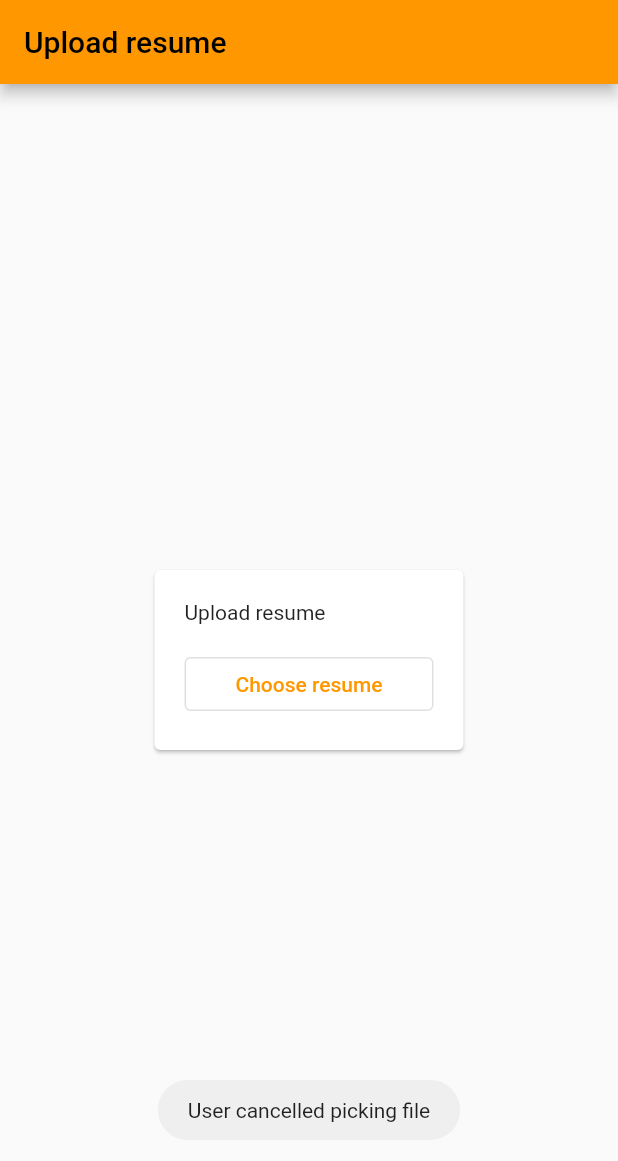
After one commit to foxtrotravi/screening_test, a Flutter app: the UploadResumePage screen opened directly, after a tap on "Choose resume", on a phone screen of 412 x 824 dp. The commit adds this screen. Shown: the top 1161 px of the screen. Run offline on Flutter 3.47's test engine with Material 2 defaults, Android fonts, the phone set to English and light mode, and no system bars; our stand-ins replace cloud_firestore, feather_icons, file_picker, firebase_auth, firebase_core, firebase_storage and 1 more; missing offline and left inert: dart:html; accounts and stored records are empty; statements that could not run were skipped.

Commit message:
Upload resume UI & save to firebase storage

```diff
--- /dev/null
+++ b/lib/ui/upload_resume.dart
@@ -0,0 +1,250 @@
+import 'package:cloud_firestore/cloud_firestore.dart';
+import 'package:file_picker/file_picker.dart';
+import 'package:firebase_auth/firebase_auth.dart';
+import 'package:firebase_storage/firebase_storage.dart';
+import 'package:flutter/material.dart';
+import 'package:flutter/services.dart';
+import 'package:screening_test/ui/home_page.dart';
+import 'package:screening_test/utils/utils.dart';
+
+class UploadResumePage extends StatefulWidget {
+  const UploadResumePage({super.key});
+
+  @override
+  State<UploadResumePage> createState() => _UploadResumePageState();
+}
+
+class _UploadResumePageState extends State<UploadResumePage> {
+  UploadState uploadState = UploadState.none;
+  UploadTask? uploadTask;
+  Reference? ref;
+  double progress = 0.0;
+  String fileName = '';
+
+  @override
+  Widget build(BuildContext context) {
+    return Scaffold(
+      appBar: AppBar(title: const Text('Upload resume')),
+      body: Center(
+        child: Card(
+          child: Container(
+            padding: const EdgeInsets.all(20),
+            width: MediaQuery.of(context).size.width * 0.5,
+            child: Column(
+              mainAxisSize: MainAxisSize.min,
+              crossAxisAlignment: CrossAxisAlignment.start,
+              children: [
+                Row(
+                  children: [
+                    const Text('Upload resume'),
+                    const SizedBox(width: 4),
+                    Expanded(
+                      child: Text(
+                        fileName,
+                        style: const TextStyle(
+                          fontStyle: FontStyle.italic,
+                        ),
+                      ),
+                    ),
+                  ],
+                ),
+                const SizedBox(height: 16),
+                Visibility(
+                  visible: uploadTask == null,
+                  child: OutlinedButton(
+                    onPressed: () {
+                      pickFile();
+                    },
+                    child: const Center(
+                      child: Text('Choose resume'),
+                    ),
+                  ),
+                ),
+                Visibility(
+                  visible: uploadState == UploadState.paused ||
+                      uploadState == UploadState.running,
+                  child: Column(
+                    crossAxisAlignment: CrossAxisAlignment.start,
+                    children: [
+                      Text('${(progress * 100).toInt() / 100.0}%'),
+                      const SizedBox(height: 4),
+                      LinearProgressIndicator(
+                        value: (progress / 100.0),
+                      ),
+                      const SizedBox(height: 8),
+                      Row(
+                        children: [
+                          Visibility(
+                            visible: uploadState == UploadState.running,
+                            child: OutlinedButton(
+                              onPressed: () async {
+                                final paused = await uploadTask?.pause();
+                                debugPrint('paused: $paused');
+                              },
+                              child: const Text('Pause'),
+                            ),
+                          ),
+                          const SizedBox(width: 8),
+                          Visibility(
+                            visible: uploadState == UploadState.paused,
+                            child: OutlinedButton(
+                              onPressed: () async {
+                                final resumed = await uploadTask?.resume();
+                                debugPrint('resumed: $resumed');
+                              },
+                              child: const Text('Resume'),
+                            ),
+                          ),
+                          const SizedBox(width: 8),
+                          Visibility(
+                            visible: uploadState == UploadState.paused ||
+                                uploadState == UploadState.running,
+                            child: OutlinedButton(
+                              onPressed: () async {
+                                await uploadTask?.cancel();
+                                debugPrint('Upload Canceled');
+                                uploadTask = null;
+                                uploadState = UploadState.none;
+                                fileName = '';
+                                progress = 0.0;
+                                setState(() {});
+                              },
+                              child: const Text('Cancel'),
+                            ),
+                          ),
+                        ],
+                      ),
+                    ],
+                  ),
+                ),
+                Row(
+                  children: [
+                    Visibility(
+                      visible: uploadState == UploadState.success ||
+                          uploadState == UploadState.error,
+                      child: OutlinedButton(
+                        onPressed: () async {
+                          debugPrint('Replace resume');
+                          await ref?.delete();
+                          uploadTask = null;
+                          uploadState = UploadState.none;
+                          fileName = '';
+                          progress = 0.0;
+                          setState(() {});
+                          await pickFile();
+                        },
+                        child: const Text('Replace'),
+                      ),
+                    ),
+                    const SizedBox(width: 8),
+                    Visibility(
+                      visible: uploadState == UploadState.success,
+                      child: ElevatedButton(
+                        onPressed: () async {
+                          await FirebaseAuth.instance.signOut();
+                          navigateToHomePage();
+                        },
+                        child: const Text('Logout'),
+                      ),
+                    ),
+                  ],
+                ),
+              ],
+            ),
+          ),
+        ),
+      ),
+    );
+  }
+
+  Future<void> pickFile() async {
+    FilePickerResult? result = await FilePicker.platform.pickFiles(
+      type: FileType.custom,
+      allowedExtensions: ['jpg', 'pdf', 'doc'],
+    );
+
+    if (result != null) {
+      debugPrint('User picked file');
+      Uint8List fileBytes = result.files.first.bytes!;
+      fileName = result.files.first.name;
+      debugPrint('Picked file: $fileName');
+
+      try {
+        final timestamp = getTimeStamp();
+        ref = FirebaseStorage.instance.ref(
+          'uploads/$timestamp-$fileName',
+        );
+        // Uploading resume
+        uploadTask = ref!.putData(fileBytes);
+
+        uploadTask!.snapshotEvents.listen(
+          (TaskSnapshot taskSnapshot) async {
+            progress = 100.0 *
+                (taskSnapshot.bytesTransferred / taskSnapshot.totalBytes);
+            debugPrint("Upload is $progress% complete.");
+            switch (taskSnapshot.state) {
+              case TaskState.paused:
+                debugPrint('Paused');
+                uploadState = UploadState.paused;
+                break;
+              case TaskState.running:
+                uploadState = UploadState.running;
+                break;
+              case TaskState.success:
+                debugPrint('Success');
+                uploadState = UploadState.success;
+
+                showToast('Upload complete');
+
+                // Fetching download url
+                final downloadUrl = await ref!.getDownloadURL();
+                debugPrint('Download url: $downloadUrl');
+
+                try {
+                  final db = FirebaseFirestore.instance;
+                  final user = FirebaseAuth.instance.currentUser;
+                  await db.collection('users').doc(user!.uid).update({
+                    'resume': downloadUrl,
+                  });
+                } catch (e) {
+                  debugPrint('Something went wrong while saving resume link');
+                  debugPrint(e.toString());
+                }
+                break;
+              case TaskState.canceled:
+                debugPrint('Canceled');
+                uploadState = UploadState.canceled;
+                break;
+              case TaskState.error:
+                debugPrint('Error');
+                uploadState = UploadState.error;
+                break;
+            }
+            setState(() {});
+          },
+          onError: (error) {
+            showToast('Something went wrong in listener');
+            debugPrint(error.toString());
+          },
+        );
+      } on FirebaseException catch (e) {
+        debugPrint('FirebaseException');
+        debugPrint(e.toString());
+      } catch (e) {
+        debugPrint('Something went wrong');
+        debugPrint(e.toString());
+      }
+    } else {
+      showToast('User cancelled picking file');
+    }
+  }
+
+  void navigateToHomePage() {
+    Navigator.pushReplacement(
+      context,
+      MaterialPageRoute(builder: (context) => const HomePage()),
+    );
+  }
+}
+
+enum UploadState { none, paused, running, success, canceled, error }
--- a/pubspec.yaml
+++ b/pubspec.yaml
@@ -41,6 +41,8 @@ dependencies:
   firebase_auth: ^4.2.4
   fluttertoast: ^8.1.2
   cloud_firestore: ^4.3.1
+  file_picker: ^5.2.5
+  firebase_storage: ^11.0.10
 
 dev_dependencies:
   flutter_test:
```
Also changed, not shown: lib/ui/test_page.dart (+9 -0 lines), lib/utils/utils.dart (+9 -0 lines).
